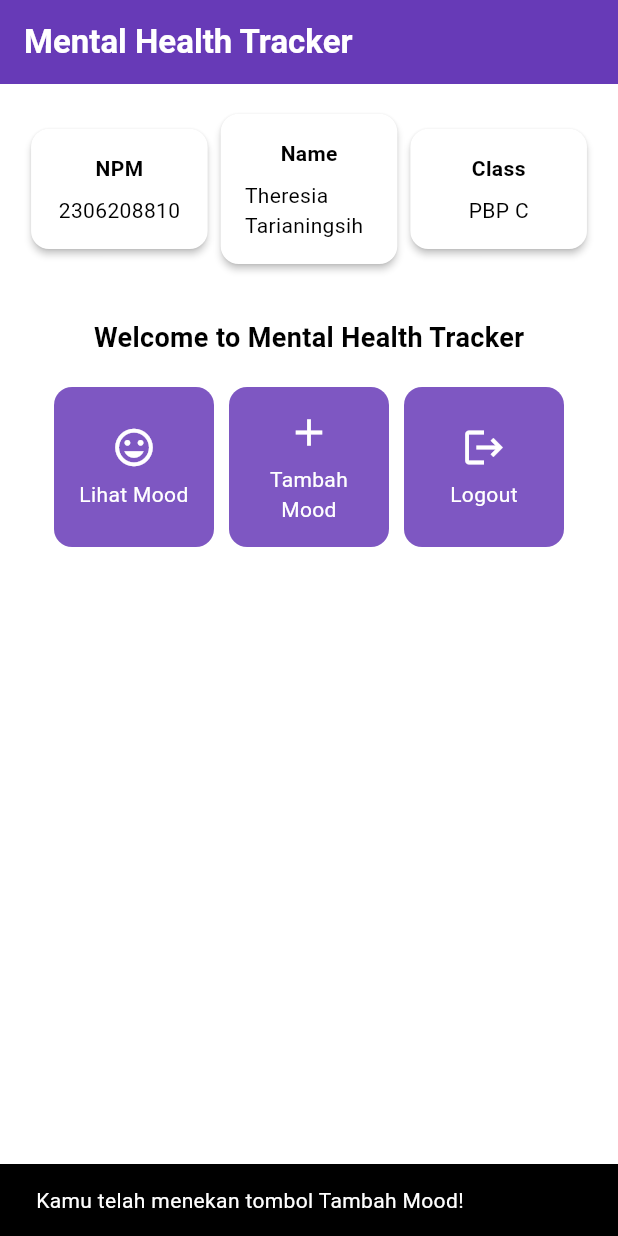
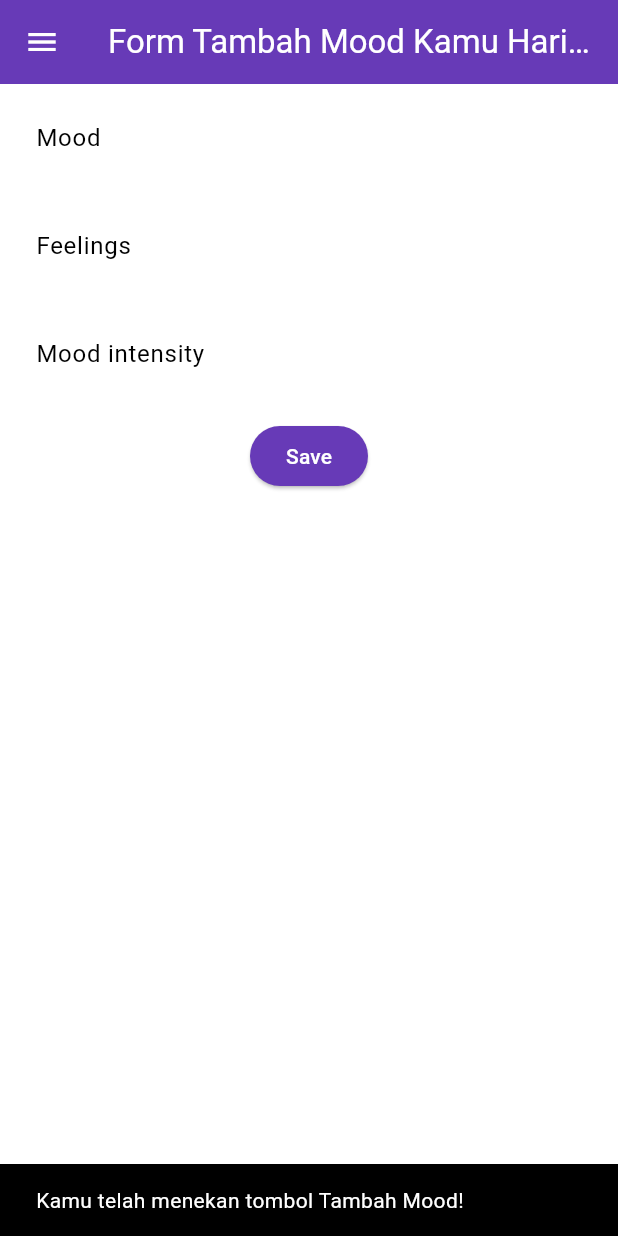
Before and after one commit to theretari/mental-health-tracker-mobile, a Flutter app: the screen it shows after launch, after a tap on "Tambah Mood", on a phone screen of 412 x 824 dp. Run offline on Flutter 3.47's test engine with Material 3 defaults, Android fonts, the phone set to English and light mode, and no system bars.

Commit message:
menyelesaikan tutor 7

```diff
--- a/lib/main.dart
+++ b/lib/main.dart
@@ -1,5 +1,5 @@
 import 'package:flutter/material.dart';
-import 'package:mental_health_tracker/menu.dart';
+import 'package:mental_health_tracker/screens/menu.dart';
 
 void main() {
   runApp(const MyApp());
--- a/lib/menu.dart
+++ b/lib/screens/menu.dart
@@ -1,4 +1,6 @@
 import 'package:flutter/material.dart';
+import 'package:mental_health_tracker/widgets/left_drawer.dart';
+import 'package:mental_health_tracker/widgets/mood_card.dart';
 
 class MyHomePage extends StatelessWidget {
   final String npm = '2306208810'; // NPM
@@ -29,6 +31,8 @@ class MyHomePage extends StatelessWidget {
         ),
         // Warna latar belakang AppBar diambil dari skema warna tema aplikasi.
         backgroundColor: Theme.of(context).colorScheme.primary,
+        // Mengganti warna icon drawer menjadi putih
+        iconTheme: const IconThemeData(color: Colors.white),
       ),
       // Body halaman dengan padding di sekelilingnya.
       body: Padding(
@@ -89,6 +93,8 @@ class MyHomePage extends StatelessWidget {
           ],
         ),
       ),
+      // Masukkan drawer sebagai parameter nilai drawer dari widget Scaffold
+      drawer: const LeftDrawer(),
     );
   }
 }
@@ -126,62 +132,3 @@ class InfoCard extends StatelessWidget {
     );
   }
 }
-
-class ItemCard extends StatelessWidget {
-  // Menampilkan kartu dengan ikon dan nama.
-
-  final ItemHomepage item;
-
-  const ItemCard(this.item, {super.key});
-
-  @override
-  Widget build(BuildContext context) {
-    return Material(
-      // Menentukan warna latar belakang dari tema aplikasi.
-      color: Theme.of(context).colorScheme.secondary,
-      // Membuat sudut kartu melengkung.
-      borderRadius: BorderRadius.circular(12),
-
-      child: InkWell(
-        // Aksi ketika kartu ditekan.
-        onTap: () {
-          // Menampilkan pesan SnackBar saat kartu ditekan.
-          ScaffoldMessenger.of(context)
-            ..hideCurrentSnackBar()
-            ..showSnackBar(SnackBar(
-                content: Text("Kamu telah menekan tombol ${item.name}!")));
-        },
-        // Container untuk menyimpan Icon dan Text
-        child: Container(
-          padding: const EdgeInsets.all(8),
-          child: Center(
-            child: Column(
-              // Menyusun ikon dan teks di tengah kartu.
-              mainAxisAlignment: MainAxisAlignment.center,
-              children: [
-                Icon(
-                  item.icon,
-                  color: Colors.white,
-                  size: 30.0,
-                ),
-                const Padding(padding: EdgeInsets.all(3)),
-                Text(
-                  item.name,
-                  textAlign: TextAlign.center,
-                  style: const TextStyle(color: Colors.white),
-                ),
-              ],
-            ),
-          ),
-        ),
-      ),
-    );
-  }
-}
-
-class ItemHomepage {
-  final String name;
-  final IconData icon;
-
-  ItemHomepage(this.name, this.icon);
-}
--- /dev/null
+++ b/lib/screens/moodentry_form.dart
@@ -0,0 +1,161 @@
+import 'package:flutter/material.dart';
+// TODO: Impor drawer yang sudah dibuat sebelumnya
+import 'package:mental_health_tracker/widgets/left_drawer.dart';
+
+class MoodEntryFormPage extends StatefulWidget {
+  const MoodEntryFormPage({super.key});
+
+  @override
+  State<MoodEntryFormPage> createState() => _MoodEntryFormPageState();
+}
+
+class _MoodEntryFormPageState extends State<MoodEntryFormPage> {
+  final _formKey = GlobalKey<FormState>();
+  String _mood = "";
+  String _feelings = "";
+  int _moodIntensity = 0;
+  @override
+  Widget build(BuildContext context) {
+    return Scaffold(
+      appBar: AppBar(
+        title: const Center(
+          child: Text(
+            'Form Tambah Mood Kamu Hari ini',
+          ),
+        ),
+        backgroundColor: Theme.of(context).colorScheme.primary,
+        foregroundColor: Colors.white,
+      ),
+      // TODO: Tambahkan drawer yang sudah dibuat di sini
+      drawer: const LeftDrawer(),
+      body: Form(
+        key: _formKey,
+        child: SingleChildScrollView(
+            child: Column(
+          crossAxisAlignment: CrossAxisAlignment.start,
+          children: [
+            Padding(
+              padding: const EdgeInsets.all(8.0),
+              child: TextFormField(
+                decoration: InputDecoration(
+                  hintText: "Mood",
+                  labelText: "Mood",
+                  border: OutlineInputBorder(
+                    borderRadius: BorderRadius.circular(5.0),
+                  ),
+                ),
+                onChanged: (String? value) {
+                  setState(() {
+                    _mood = value!;
+                  });
+                },
+                validator: (String? value) {
+                  if (value == null || value.isEmpty) {
+                    return "Mood tidak boleh kosong!";
+                  }
+                  return null;
+                },
+              ),
+            ),
+            Padding(
+              padding: const EdgeInsets.all(8.0),
+              child: TextFormField(
+                decoration: InputDecoration(
+                  hintText: "Feelings",
+                  labelText: "Feelings",
+                  border: OutlineInputBorder(
+                    borderRadius: BorderRadius.circular(5.0),
+                  ),
+                ),
+                onChanged: (String? value) {
+                  setState(() {
+                    _feelings = value!;
+                  });
+                },
+                validator: (String? value) {
+                  if (value == null || value.isEmpty) {
+                    return "Feelings tidak boleh kosong!";
+                  }
+                  return null;
+                },
+              ),
+            ),
+            Padding(
+              padding: const EdgeInsets.all(8.0),
+              child: TextFormField(
+                decoration: InputDecoration(
+                  hintText: "Mood intensity",
+                  labelText: "Mood intensity",
+                  border: OutlineInputBorder(
+                    borderRadius: BorderRadius.circular(5.0),
+                  ),
+                ),
+                onChanged: (String? value) {
+                  setState(() {
+                    _moodIntensity = int.tryParse(value!) ?? 0;
+                  });
+                },
+                validator: (String? value) {
+                  if (value == null || value.isEmpty) {
+                    return "Mood intensity tidak boleh kosong!";
+                  }
+                  if (int.tryParse(value) == null) {
+                    return "Mood intensity harus berupa angka!";
+                  }
+                  return null;
+                },
+              ),
+            ),
+            Align(
+              alignment: Alignment.bottomCenter,
+              child: Padding(
+                padding: const EdgeInsets.all(8.0),
+                child: ElevatedButton(
+                  style: ButtonStyle(
+                    backgroundColor: MaterialStateProperty.all(
+                        Theme.of(context).colorScheme.primary),
+                  ),
+                  onPressed: () {
+                    if (_formKey.currentState!.validate()) {
+                      showDialog(
+                        context: context,
+                        builder: (context) {
+                          return AlertDialog(
+                            title: const Text('Mood berhasil tersimpan'),
+                            content: SingleChildScrollView(
+                              child: Column(
+                                crossAxisAlignment: CrossAxisAlignment.start,
+                                children: [
+                                  Text('Mood: $_mood'),
+                                  Text('Feelings:  $_feelings'),
+                                  Text('Intensity: $_moodIntensity'),
+                                ],
+                              ),
+                            ),
+                            actions: [
+                              TextButton(
+                                child: const Text('OK'),
+                                onPressed: () {
+                                  Navigator.pop(context);
+                                  _formKey.currentState!.reset();
+                                },
+                              ),
+                            ],
+                          );
+                        },
+                      );
+                    }
+                  },
+                  child: const Text(
+                    "Save",
+                    style: TextStyle(color: Colors.white),
+                  ),
+                ),
+              ),
+            ),
+          ],
+        )),
+      ),
+    );
+  }
+}
--- /dev/null
+++ b/lib/widgets/left_drawer.dart
@@ -0,0 +1,70 @@
+import 'package:flutter/material.dart';
+import 'package:mental_health_tracker/screens/menu.dart';
+import 'package:mental_health_tracker/screens/moodentry_form.dart';
+// TODO: Impor halaman MoodEntryFormPage jika sudah dibuat
+
+class LeftDrawer extends StatelessWidget {
+  const LeftDrawer({super.key});
+
+  @override
+  Widget build(BuildContext context) {
+    return Drawer(
+      child: ListView(
+        children: [
+          DrawerHeader(
+            decoration: BoxDecoration(
+              color: Theme.of(context).colorScheme.primary,
+            ),
+            child: const Column(
+              children: [
+                Text(
+                  'Mental Health Tracker',
+                  textAlign: TextAlign.center,
+                  style: TextStyle(
+                    fontSize: 24,
+                    fontWeight: FontWeight.bold,
+                    color: Colors.white,
+                  ),
+                ),
+                Padding(padding: EdgeInsets.all(8)),
+                Text(
+                  "Ayo jaga kesehatan mentalmu setiap hari disini!",
+                  textAlign: TextAlign.center, // Center alignment
+                  style: TextStyle(
+                    fontSize: 15.0, // Font size 15
+                    color: Colors.white, // White color
+                    fontWeight: FontWeight.normal, // Normal weight
+                  ),
+                ),
+              ],
+            ),
+          ),
+          ListTile(
+            leading: const Icon(Icons.home_outlined),
+            title: const Text('Halaman Utama'),
+            // Bagian redirection ke MyHomePage
+            onTap: () {
+              Navigator.pushReplacement(
+                  context,
+                  MaterialPageRoute(
+                    builder: (context) => MyHomePage(),
+                  ));
+            },
+          ),
+          ListTile(
+            leading: const Icon(Icons.mood),
+            title: const Text('Tambah Mood'),
+            // Bagian redirection ke MoodEntryFormPage
+            onTap: () {
+              Navigator.push(
+                  context,
+                  MaterialPageRoute(
+                    builder: (context) => const MoodEntryFormPage(),
+                  ));
+            },
+          ),
+        ],
+      ),
+    );
+  }
+}
--- /dev/null
+++ b/lib/widgets/mood_card.dart
@@ -0,0 +1,71 @@
+import 'package:flutter/material.dart';
+import 'package:mental_health_tracker/screens/moodentry_form.dart';
+
+class ItemCard extends StatelessWidget {
+  // Menampilkan kartu dengan ikon dan nama.
+
+  final ItemHomepage item;
+
+  const ItemCard(this.item, {super.key});
+
+  @override
+  Widget build(BuildContext context) {
+    return Material(
+      // Menentukan warna latar belakang dari tema aplikasi.
+      color: Theme.of(context).colorScheme.secondary,
+      // Membuat sudut kartu melengkung.
+      borderRadius: BorderRadius.circular(12),
+
+      child: InkWell(
+        // Aksi ketika kartu ditekan.
+        onTap: () {
+          // Memunculkan SnackBar ketika diklik
+          ScaffoldMessenger.of(context)
+            ..hideCurrentSnackBar()
+            ..showSnackBar(SnackBar(
+                content: Text("Kamu telah menekan tombol ${item.name}!")));
+
+          // Navigate ke route yang sesuai (tergantung jenis tombol)
+          if (item.name == "Tambah Mood") {
+            Navigator.push(
+              context,
+              MaterialPageRoute(
+                builder: (context) => const MoodEntryFormPage(),
+              ),
+            );
+          }
+        },
+        // Container untuk menyimpan Icon dan Text
+        child: Container(
+          padding: const EdgeInsets.all(8),
+          child: Center(
+            child: Column(
+              // Menyusun ikon dan teks di tengah kartu.
+              mainAxisAlignment: MainAxisAlignment.center,
+              children: [
+                Icon(
+                  item.icon,
+                  color: Colors.white,
+                  size: 30.0,
+                ),
+                const Padding(padding: EdgeInsets.all(3)),
+                Text(
+                  item.name,
+                  textAlign: TextAlign.center,
+                  style: const TextStyle(color: Colors.white),
+                ),
+              ],
+            ),
+          ),
+        ),
+      ),
+    );
+  }
+}
+
+class ItemHomepage {
+  final String name;
+  final IconData icon;
+
+  ItemHomepage(this.name, this.icon);
+}
```
